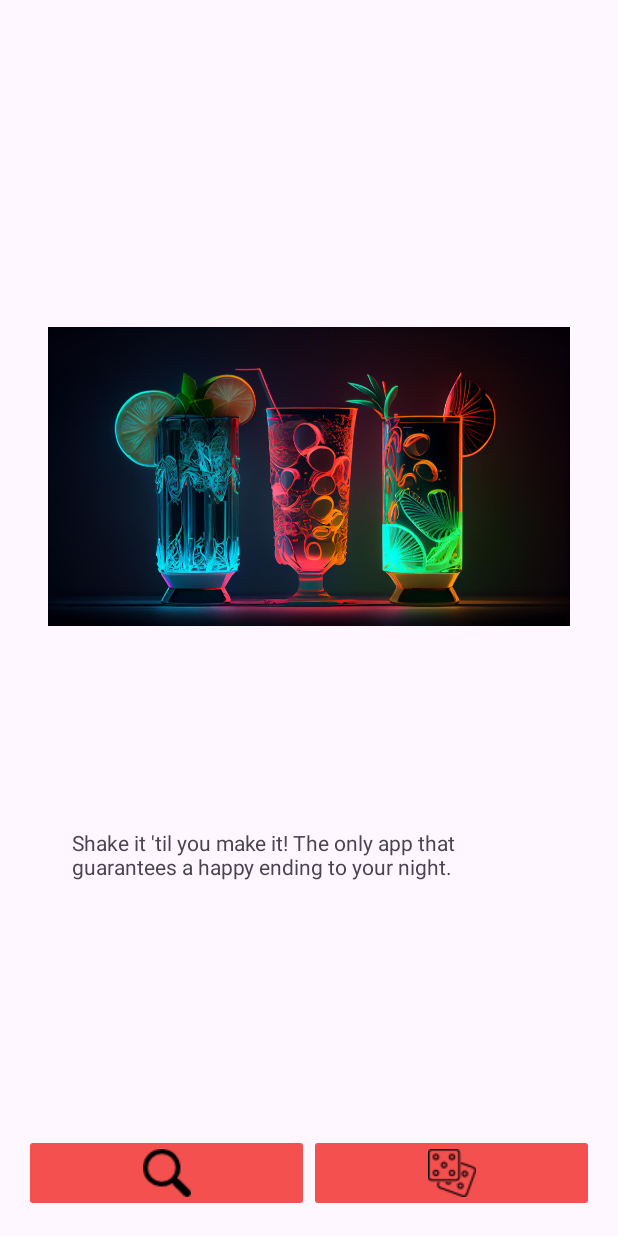
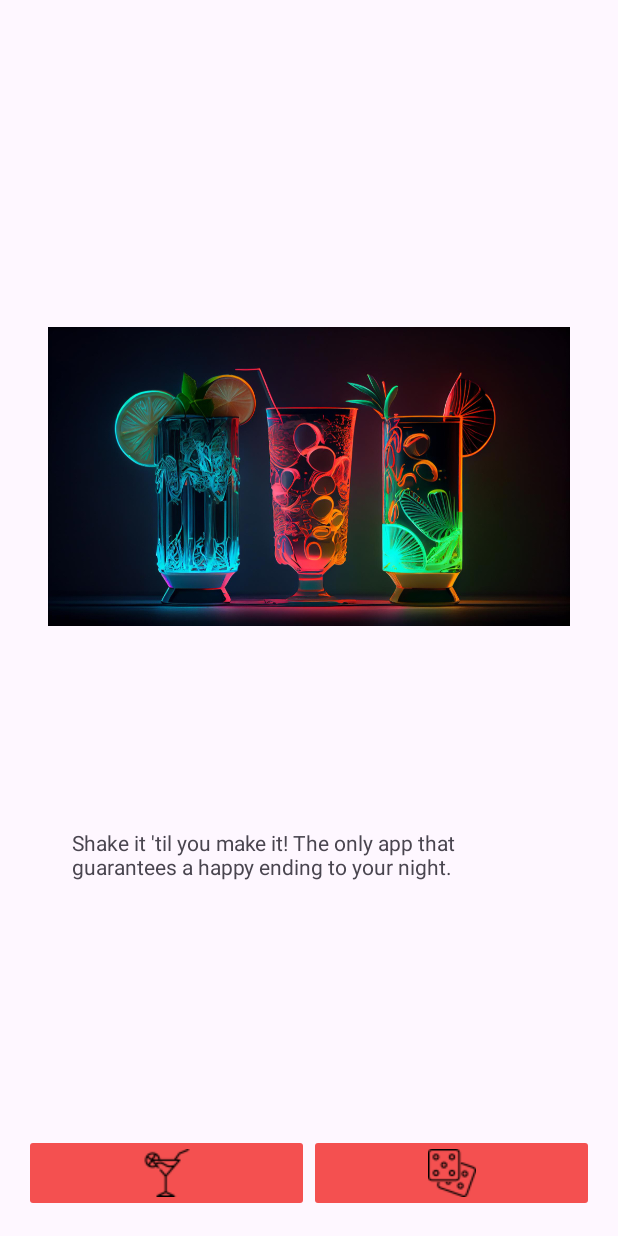
Before and after one commit to baljaudev/DamnCocktail, an Android app: the MainActivity screen opened directly, with no data from a screen before it, on a phone screen of 412 x 824 dp. Run offline under Robolectric (Android 15) with nearby library versions, the phone set to English and light mode, and no system bars.

Commit message:
Nueva imagen btnFiltro

```diff
--- a/app/src/main/res/layout/activity_main.xml
+++ b/app/src/main/res/layout/activity_main.xml
@@ -25,7 +25,7 @@
             android:id="@+id/btnFiltro"
             android:layout_width="wrap_content"
             android:layout_height="wrap_content"
-            android:src="@drawable/lupa"
+            android:src="@drawable/cocktail"
             android:layout_weight="1"
             android:backgroundTint="@color/light_red"/>
 
```
Also changed, not shown: app/src/main/res/drawable/cocktail.png (added).
